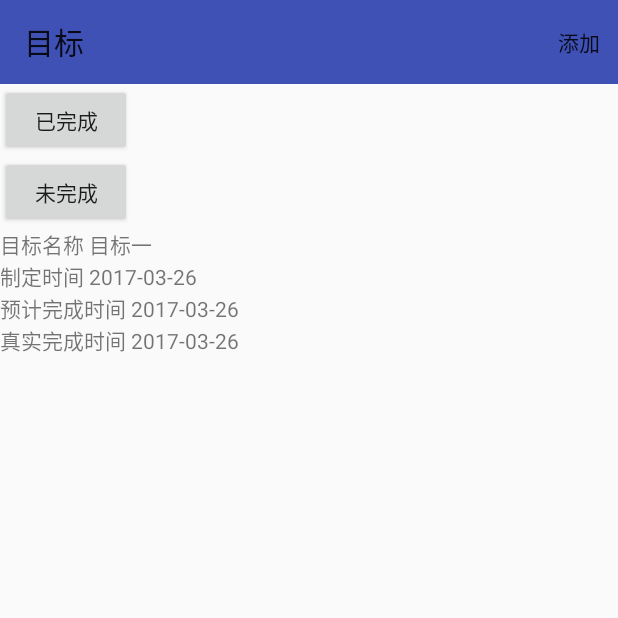
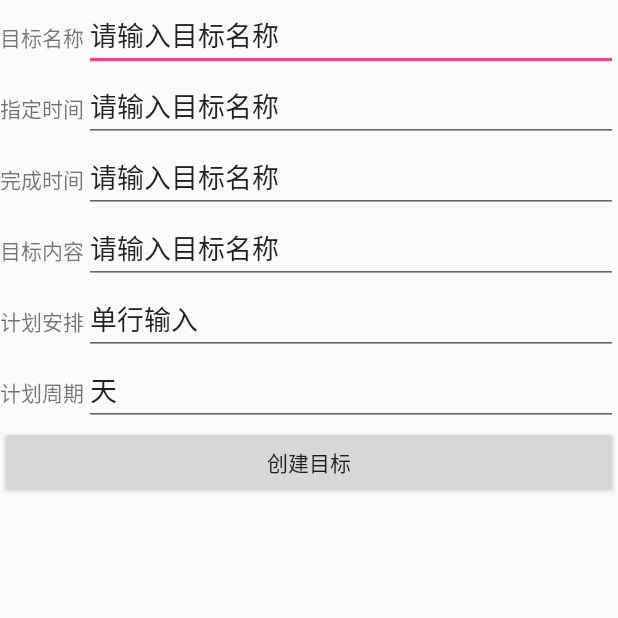
Before and after one commit to pollyyyuan/tagLife, an Android app: the TargetManagerActivity screen opened directly, with no data from a screen before it, after a tap on "添加", on a phone screen of 412 x 824 dp, the top half of it. Run offline under Robolectric (Android 15) with nearby library versions, the phone set to English and light mode, and no system bars.

Commit message:
新增目标管理跳转功能和简单的界面

```diff
--- a/app/src/main/AndroidManifest.xml
+++ b/app/src/main/AndroidManifest.xml
@@ -26,6 +26,12 @@
             android:theme="@style/AppTheme.NoActionBar">
         </activity>
 
+        <activity
+            android:name=".TargetManagerAddActivity"
+            android:label="@string/app_name"
+            android:theme="@style/AppTheme.NoActionBar">
+        </activity>
+
     </application>
 
 </manifest>
--- a/app/src/main/java/me/yuanye/taglife/TargetManagerActivity.java
+++ b/app/src/main/java/me/yuanye/taglife/TargetManagerActivity.java
@@ -1,9 +1,11 @@
 package me.yuanye.taglife;
 
+import android.content.Intent;
 import android.os.Bundle;
 import android.support.v7.app.AppCompatActivity;
 import android.support.v7.widget.Toolbar;
 import android.view.Menu;
+import android.view.MenuItem;
 
 public class TargetManagerActivity extends AppCompatActivity {
 
@@ -16,6 +18,20 @@ public class TargetManagerActivity extends AppCompatActivity {
         toolbar = (Toolbar)findViewById(R.id.target_manager_toolbar);
         toolbar.setTitle("目标");
         setSupportActionBar(toolbar);
+        toolbar.setOnMenuItemClickListener(new Toolbar.OnMenuItemClickListener() {
+            @Override
+            public boolean onMenuItemClick(MenuItem item) {
+                switch (item.getItemId()) {
+                    case R.id.target_manager_add:
+                        Intent intent = new Intent();
+                        intent.setClass(TargetManagerActivity.this, TargetManagerAddActivity.class);
+                        startActivity(intent);
+                        return true;
+                    default:
+                        return true;
+                }
+            }
+        });
     }
 
     @Override
--- /dev/null
+++ b/app/src/main/java/me/yuanye/taglife/TargetManagerAddActivity.java
@@ -0,0 +1,17 @@
+package me.yuanye.taglife;
+
+import android.os.Bundle;
+import android.support.v7.app.AppCompatActivity;
+import android.support.v7.widget.Toolbar;
+import android.view.Menu;
+
+public class TargetManagerAddActivity extends AppCompatActivity {
+
+    private Toolbar toolbar;
+
+    @Override
+    protected void onCreate(Bundle savedInstanceState) {
+        super.onCreate(savedInstanceState);
+        setContentView(R.layout.target_manager_add_activity);
+    }
+}
--- /dev/null
+++ b/app/src/main/res/layout/target_manager_add_activity.xml
@@ -0,0 +1,104 @@
+<?xml version="1.0" encoding="utf-8"?>
+<LinearLayout xmlns:android="http://schemas.android.com/apk/res/android"
+    android:orientation="vertical"
+    android:layout_width="match_parent"
+    android:layout_height="match_parent">
+
+
+    <LinearLayout
+        android:layout_width="match_parent"
+        android:layout_height="wrap_content"
+        android:orientation="horizontal">
+
+        <TextView
+            android:layout_width="wrap_content"
+            android:layout_height="wrap_content"
+            android:text="目标名称" />
+
+        <EditText
+            android:layout_width="match_parent"
+            android:layout_height="wrap_content"
+            android:text="请输入目标名称" />
+    </LinearLayout>
+
+    <LinearLayout
+        android:layout_width="match_parent"
+        android:layout_height="wrap_content"
+        android:orientation="horizontal">
+        <TextView
+            android:layout_width="wrap_content"
+            android:layout_height="wrap_content"
+            android:text="指定时间"/>
+
+        <EditText
+            android:layout_width="match_parent"
+            android:layout_height="wrap_content"
+            android:text="请输入目标名称" />
+    </LinearLayout>
+
+    <LinearLayout
+        android:layout_width="match_parent"
+        android:layout_height="wrap_content"
+        android:orientation="horizontal">
+        <TextView
+            android:layout_width="wrap_content"
+            android:layout_height="wrap_content"
+            android:text="完成时间"/>
+
+        <EditText
+            android:layout_width="match_parent"
+            android:layout_height="wrap_content"
+            android:text="请输入目标名称" />
+    </LinearLayout>
+
+    <LinearLayout
+        android:layout_width="match_parent"
+        android:layout_height="wrap_content"
+        android:orientation="horizontal">
+        <TextView
+            android:layout_width="wrap_content"
+            android:layout_height="wrap_content"
+            android:text="目标内容"/>
+
+        <EditText
+            android:layout_width="match_parent"
+            android:layout_height="wrap_content"
+            android:text="请输入目标名称" />
+    </LinearLayout>
+
+    <LinearLayout
+        android:layout_width="match_parent"
+        android:layout_height="wrap_content"
+        android:orientation="horizontal">
+        <TextView
+            android:layout_width="wrap_content"
+            android:layout_height="wrap_content"
+            android:text="计划安排"/>
+
+        <EditText
+            android:layout_width="match_parent"
+            android:layout_height="wrap_content"
+            android:text="单行输入" />
+    </LinearLayout>
+
+    <LinearLayout
+        android:layout_width="match_parent"
+        android:layout_height="wrap_content"
+        android:orientation="horizontal">
+        <TextView
+            android:layout_width="wrap_content"
+            android:layout_height="wrap_content"
+            android:text="计划周期"/>
+
+        <EditText
+            android:layout_width="match_parent"
+            android:layout_height="wrap_content"
+            android:text="天" />
+    </LinearLayout>
+
+    <Button
+        android:layout_width="match_parent"
+        android:layout_height="wrap_content"
+        android:text="创建目标"/>
+
+</LinearLayout>
--- a/app/src/main/res/menu/menu_target_manager.xml
+++ b/app/src/main/res/menu/menu_target_manager.xml
@@ -4,7 +4,7 @@
     tools:context="me.yuanye.taglife.TargetManagerActivity">
 
     <item
-        android:id="@+id/target_manager"
+        android:id="@+id/target_manager_add"
         android:orderInCategory="100"
         android:title="添加"
         app:showAsAction="always" />
```
